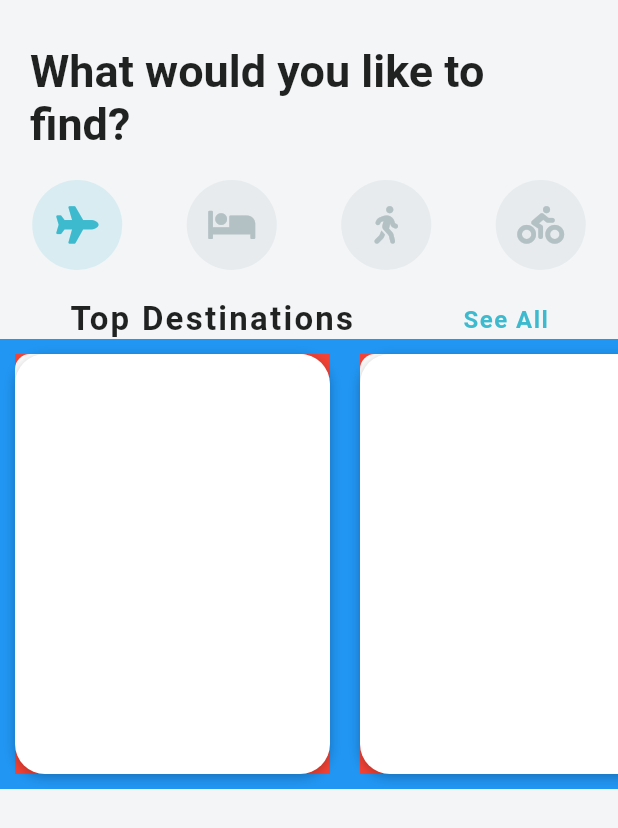
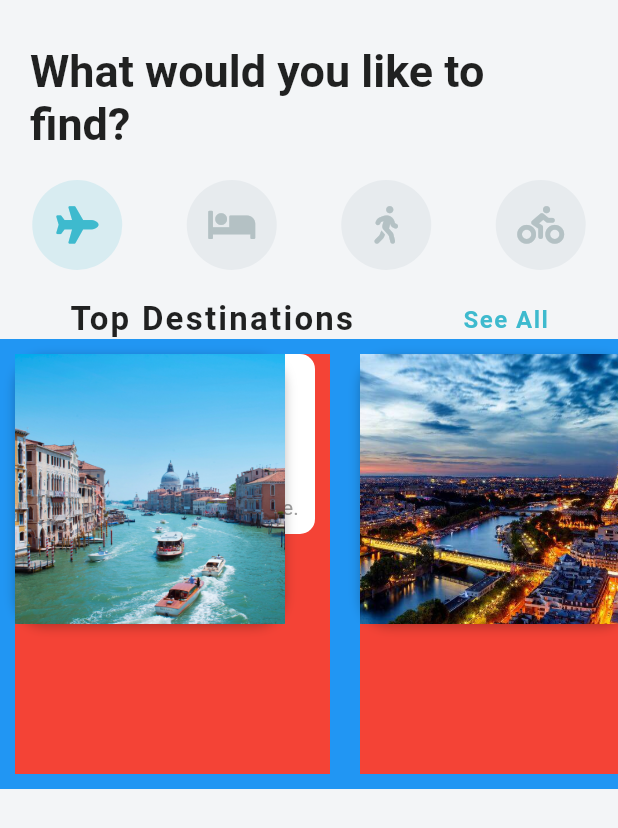
Before and after one commit to iamomoro/flutter_travel_ui, a Flutter app: the screen it shows after launch, on a phone screen of 412 x 824 dp. Shown: the top 828 px of the screen. Run offline on Flutter 3.47's test engine with Material 2 defaults, Android fonts, the phone set to English and light mode, and no system bars; our stand-ins replace font_awesome_flutter.

Commit message:
destination.imageUrl

```diff
--- a/lib/widgets/destination_carousel.dart
+++ b/lib/widgets/destination_carousel.dart
@@ -87,7 +87,18 @@ class DestinationCarousel extends StatelessWidget {
                          offset: Offset(0.0, 2.0),
                          blurRadius: 6.0,
                          ),
-                       ]),
+                       ]
+                       ),
+                       child: Stack(
+                        children: <Widget>[
+                         Image(
+                          height: 180.0,
+                          width: 180.0,
+                          image: AssetImage(destination.imageUrl),
+                          fit: BoxFit.cover,
+                          )
+                        ]
+                       ),
                        )
                 ],
                 ),
```
